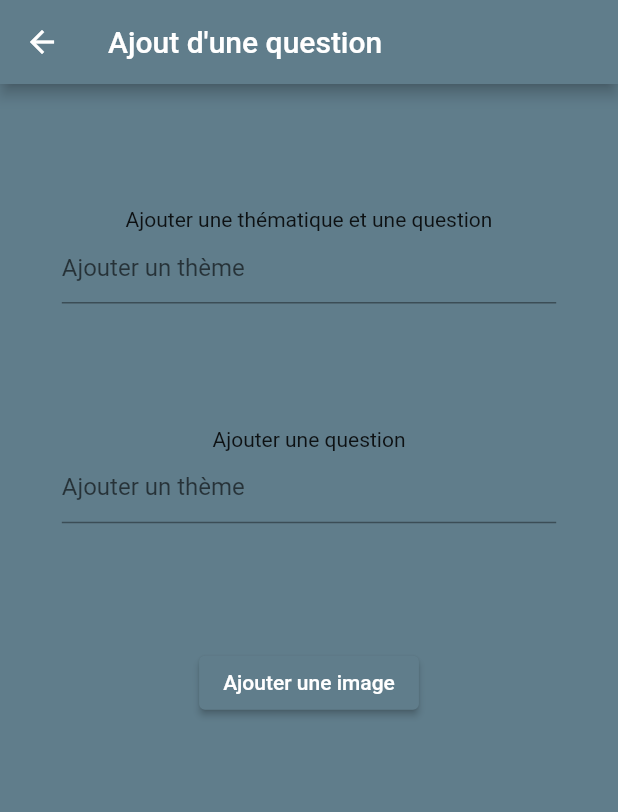
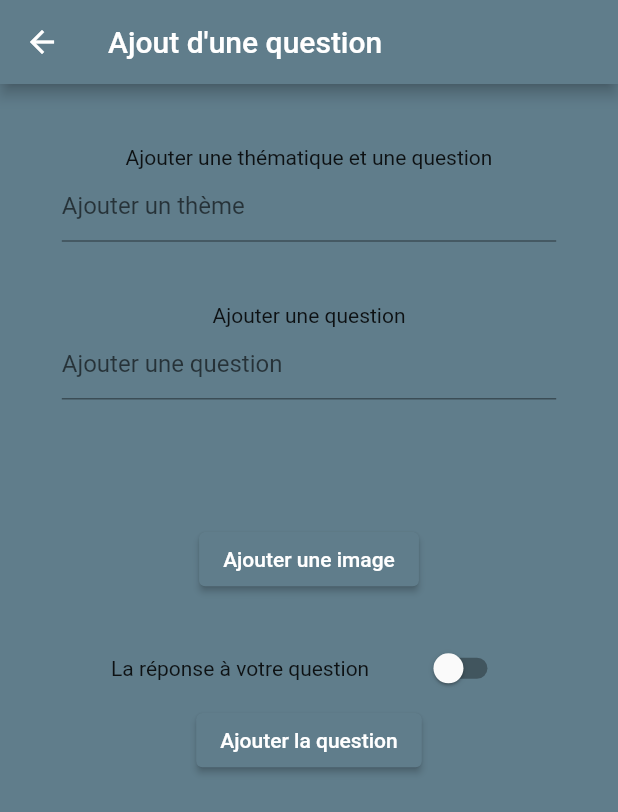
Before and after one commit to benjaminAd/Flutter-Questions-Reponses-TP3, a Flutter app: the AddQuestion screen opened directly, on a phone screen of 412 x 824 dp. Shown: the top 812 px of the screen. Run offline on Flutter 3.47's test engine with Material 2 defaults, Android fonts, the phone set to English and light mode, and no system bars; our stand-ins replace bloc, cloud_firestore, firebase_core, firebase_storage, flutter_bloc, font_awesome_flutter and 1 more; accounts and stored records are empty.

Commit message:
Scaffold + Add Image

```diff
--- a/lib/model/question.dart
+++ b/lib/model/question.dart
@@ -5,10 +5,18 @@ class Question {
 
   Question(this.question, this.path, this.correctAnswer);
 
-  Question.toJson(Map<String, dynamic> json) {
+  Question.fromJson(Map<String, dynamic> json) {
     this.question = (json['question'] != null) ? json['question'] : "";
     this.path = (json['path'] != null) ? json['path'] : "";
     this.correctAnswer =
         (json['correctAnswer'] != null) ? json['correctAnswer'] : false;
   }
+
+  Map<String, dynamic> toJson() {
+    return {
+      'question': question,
+      'path': path,
+      'correctAnswer': correctAnswer,
+    };
+  }
 }
--- a/lib/provider/questions_firebase_provider.dart
+++ b/lib/provider/questions_firebase_provider.dart
@@ -6,6 +6,10 @@ class QuestionsFirebaseProvider {
 
   Future<List<Question>> getAllQuestions() async {
     return await _repository.getAllQuestions().then(
-        (value) => value.docs.map((e) => Question.toJson(e.data())).toList());
+        (value) => value.docs.map((e) => Question.fromJson(e.data())).toList());
+  }
+
+  Future<void> addQuestion(Question question) async{
+    await _repository.addQuestion(question.toJson());
   }
 }
--- a/lib/repositories/questions_repositories.dart
+++ b/lib/repositories/questions_repositories.dart
@@ -10,4 +10,8 @@ class QuestionsRepository {
   Future<QuerySnapshot> getAllQuestions() {
     return _questionsdb.get();
   }
+
+  Future<DocumentReference> addQuestion(Map<String,dynamic> question){
+    return _questionsdb.add(question);
+  }
 }
--- a/lib/views/add_question_view.dart
+++ b/lib/views/add_question_view.dart
@@ -2,6 +2,11 @@ import 'dart:io';
 
 import 'package:flutter/material.dart';
 import 'package:image_picker/image_picker.dart';
+import 'package:path/path.dart';
+import 'package:questions_reponses/model/question.dart';
+import 'package:questions_reponses/provider/image_provider.dart';
+import 'package:questions_reponses/provider/questions_firebase_provider.dart';
+import 'package:questions_reponses/repositories/questions_repositories.dart';
 
 class AddQuestion extends StatefulWidget {
   const AddQuestion({Key? key}) : super(key: key);
@@ -11,7 +16,12 @@ class AddQuestion extends StatefulWidget {
 }
 
 class _AddQuestionState extends State<AddQuestion> {
-  late File _image;
+  File? image;
+  bool _isSwitchOn = false;
+  final QuestionsFirebaseProvider _questionsFirebaseProvider =
+      new QuestionsFirebaseProvider();
+  final ImageFirebaseProvider _imageFirebaseProvider =
+      new ImageFirebaseProvider();
   @override
   Widget build(BuildContext context) {
     var _themeController = new TextEditingController();
@@ -22,14 +32,17 @@ class _AddQuestionState extends State<AddQuestion> {
         title: Text("Ajout d'une question"),
       ),
       backgroundColor: Colors.blueGrey,
-      body: Container(
+      body: SingleChildScrollView(
+        child: Container(
           width: MediaQuery.of(context).size.width,
-        child: Column(
+          child: Builder(
+            builder: (BuildContext ctxScaffold) {
+              return Column(
                 mainAxisAlignment: MainAxisAlignment.start,
                 crossAxisAlignment: CrossAxisAlignment.center,
                 children: [
                   SizedBox(
-              height: MediaQuery.of(context).size.height * 0.1,
+                    height: MediaQuery.of(context).size.height * 0.05,
                   ),
                   Text("Ajouter une thématique et une question"),
                   Container(
@@ -43,7 +56,7 @@ class _AddQuestionState extends State<AddQuestion> {
                     ),
                   ),
                   SizedBox(
-              height: MediaQuery.of(context).size.height * 0.1,
+                    height: MediaQuery.of(context).size.height * 0.05,
                   ),
                   Text("Ajouter une question"),
                   Container(
@@ -53,18 +66,76 @@ class _AddQuestionState extends State<AddQuestion> {
                       controller: _questionController,
                       decoration: InputDecoration(
                           fillColor: Color.fromRGBO(255, 255, 255, 1),
-                    hintText: "Ajouter un thème"),
+                          hintText: "Ajouter une question"),
                     ),
                   ),
                   SizedBox(
                     height: MediaQuery.of(context).size.height * 0.1,
                   ),
-            ElevatedButton(
+                  if (image != null)
+                    Image.file(
+                      image!,
+                      width: MediaQuery.of(context).size.width * 0.8,
+                    ),
+                  if (image != null)
+                    SizedBox(
+                      height: MediaQuery.of(context).size.height * 0.01,
+                    ),
+                  (image != null)
+                      ? ElevatedButton(
+                          onPressed: () {
+                            setState(() {
+                              image = null;
+                            });
+                          },
+                          child: Text("Enlever l'image"))
+                      : ElevatedButton(
                           onPressed: () {
                             _showPicker(context);
                           },
                           child: Text("Ajouter une image")),
+                  SizedBox(
+                    height: MediaQuery.of(context).size.height * 0.03,
+                  ),
+                  Container(
+                    width: MediaQuery.of(context).size.width * 0.8,
+                    child: Row(
+                      mainAxisAlignment: MainAxisAlignment.spaceEvenly,
+                      crossAxisAlignment: CrossAxisAlignment.center,
+                      children: [
+                        Text("La réponse à votre question"),
+                        Switch(value: _isSwitchOn, onChanged: _updateAnswer)
                       ],
+                    ),
+                  ),
+                  ElevatedButton(
+                      onPressed: () {
+                        print(_questionController.text);
+                        if (_questionController.text != "" && image != null) {
+                          print("Je suis ici 3");
+                          _imageFirebaseProvider
+                              .uploadImage(image!)
+                              .then((value) {
+                            print("Je suis ici 2");
+                            _questionsFirebaseProvider
+                                .addQuestion(new Question(
+                                    _questionController.text,
+                                    "/" + basename(image!.path),
+                                    _isSwitchOn))
+                                .then((value) => print("Je suis ici"));
+                          });
+                        } else {
+                          Scaffold.of(ctxScaffold).showSnackBar(SnackBar(
+                            content: Text("Veuillez remplir tout les liens"),
+                            duration: Duration(milliseconds: 500),
+                          ));
+                        }
+                      },
+                      child: Text("Ajouter la question")),
+                ],
+              );
+            },
+          ),
         ),
       ),
     );
@@ -72,14 +143,20 @@ class _AddQuestionState extends State<AddQuestion> {
 
   _imgFromGallery() async {
     // ignore: deprecated_member_use
-    _image = await ImagePicker.pickImage(
+    File imageFromGallery = await ImagePicker.pickImage(
         source: ImageSource.gallery, imageQuality: 50);
+    setState(() {
+      image = imageFromGallery;
+    });
   }
 
   _imgFromCamera() async {
     // ignore: deprecated_member_use
-    _image = await ImagePicker.pickImage(
+    File imageFromCamera = await ImagePicker.pickImage(
         source: ImageSource.camera, imageQuality: 50);
+    setState(() {
+      image = imageFromCamera;
+    });
   }
 
   void _showPicker(context) {
@@ -111,4 +188,11 @@ class _AddQuestionState extends State<AddQuestion> {
           );
         });
   }
+
+  void _updateAnswer(bool value) {
+    setState(() {
+      _isSwitchOn = value;
+      print("Switch ->" + _isSwitchOn.toString());
+    });
   }
+}
--- a/lib/views/home.dart
+++ b/lib/views/home.dart
@@ -33,7 +33,7 @@ class HomePage extends StatelessWidget {
     if (snapshot.hasData) {
       snapshot.data!.docs.forEach((element) {
         if (element.exists) {
-          res.add(Question.toJson(element.data()));
+          res.add(Question.fromJson(element.data()));
         }
       });
     }
--- a/lib/views/questions_view.dart
+++ b/lib/views/questions_view.dart
@@ -4,6 +4,7 @@ import 'package:font_awesome_flutter/font_awesome_flutter.dart';
 import 'package:questions_reponses/cubit/question_cubit.dart';
 import 'package:questions_reponses/model/question.dart';
 import 'package:questions_reponses/Utils/triplet.dart';
+import 'package:questions_reponses/provider/image_provider.dart';
 import 'package:questions_reponses/repositories/storage_firebase.dart';
 import 'package:questions_reponses/views/add_question_view.dart';
 import 'package:questions_reponses/views/error_view.dart';
@@ -28,7 +29,7 @@ class QuestionsView extends StatefulWidget {
 class _QuestionsViewState extends State<QuestionsView> {
   List<Question> _questions = [];
   final StorageFirebase _storageFirebase = new StorageFirebase();
-
+  final ImageFirebaseProvider _imageFirabeseProvider = new ImageFirebaseProvider();
   @override
   void initState() {
     super.initState();
@@ -71,7 +72,7 @@ class _QuestionsViewState extends State<QuestionsView> {
                   print(pair.key.path);
                   return FutureBuilder<String>(
                       future:
-                          _storageFirebase.getImageFromStorage(pair.key.path),
+                          _imageFirabeseProvider.getImageFromPath(pair.key.path),
                       builder: (BuildContext context,
                           AsyncSnapshot<String> snapshot) {
                         if (snapshot.hasError) {
```
Also changed, not shown: lib/provider/image_provider.dart (added, +21 -0 lines), lib/repositories/storage_firebase.dart (+9 -4 lines). Lines whose indentation alone changed are shown as unchanged.
